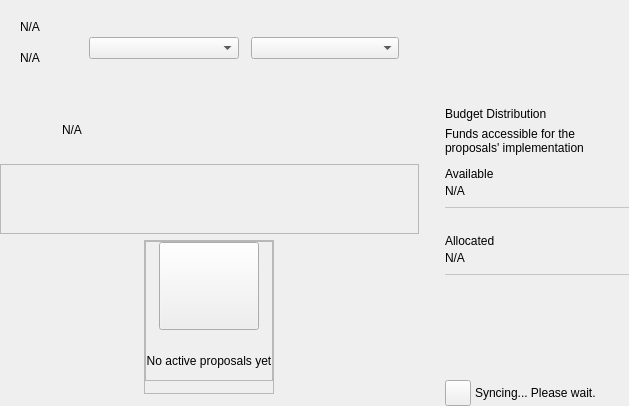
Old version of the form src/qt/forms/governancewidget.ui in the repository OrganicLifeCoin/OrganLife-Core.
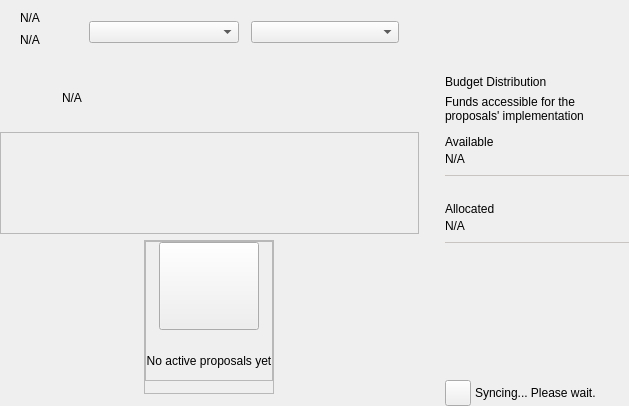
New version of the form. Custom widgets are drawn as their Qt base class.

Patch:
```diff
--- a/src/qt/forms/governancewidget.ui
+++ b/src/qt/forms/governancewidget.ui
@@ -61,7 +61,13 @@
         <property name="minimumSize">
          <size>
           <width>0</width>
-          <height>96</height>
+          <height>64</height>
+         </size>
+        </property>
+        <property name="maximumSize">
+         <size>
+          <width>16777215</width>
+          <height>64</height>
          </size>
         </property>
        <layout class="QHBoxLayout" name="horizontalLayout_2">
@@ -72,18 +78,18 @@
           <number>20</number>
          </property>
          <property name="topMargin">
-          <number>8</number>
+          <number>4</number>
           </property>
          <property name="rightMargin">
           <number>20</number>
          </property>
          <property name="bottomMargin">
-          <number>8</number>
+          <number>4</number>
           </property>
          <item>
           <layout class="QVBoxLayout" name="verticalLayout_2">
            <property name="spacing">
-            <number>5</number>
+            <number>1</number>
            </property>
            <item>
             <widget class="QLabel" name="labelTitle">
@@ -91,7 +97,7 @@
              <string notr="true">N/A</string>
             </property>
             <property name="wordWrap">
-             <bool>true</bool>
+             <bool>false</bool>
             </property>
            </widget>
           </item>
@@ -547,7 +553,13 @@
             <property name="minimumSize">
              <size>
               <width>0</width>
-              <height>96</height>
+              <height>64</height>
+             </size>
+            </property>
+            <property name="maximumSize">
+             <size>
+              <width>16777215</width>
+              <height>64</height>
              </size>
             </property>
            </widget>
```
Left out of the diff: 2 changed lines with no effect on the pictures.
